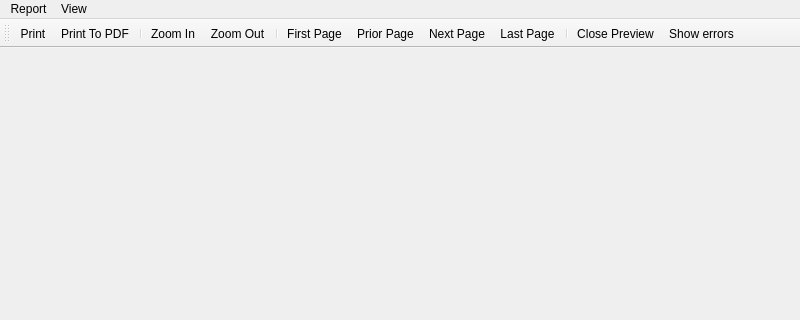
Qt form limereport/lrpreviewreportwindow.ui (fralx/LimeReport) before a commit; both pictures show x 0 to 800 and y 0 to 320 of the 800 by 600 pixel window.
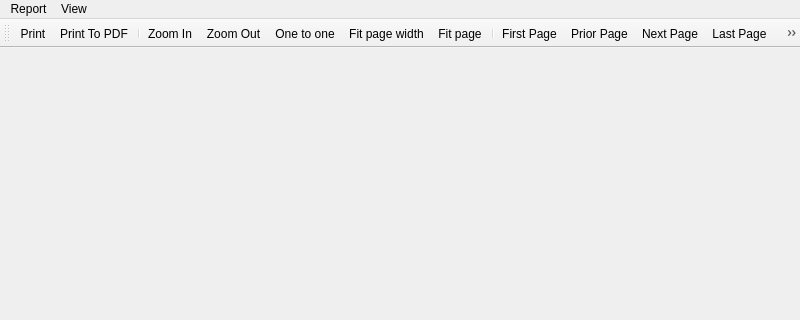
The same form after that commit. Icons and pictures are not drawn.

Commit message: Scale actions have been added to Report Preview Window

Patch:
```diff
--- a/limereport/lrpreviewreportwindow.ui
+++ b/limereport/lrpreviewreportwindow.ui
@@ -77,6 +77,9 @@
    <addaction name="separator"/>
    <addaction name="actionZoomIn"/>
    <addaction name="actionZoomOut"/>
+   <addaction name="actionOne_to_one"/>
+   <addaction name="actionFit_page_width"/>
+   <addaction name="actionFit_page"/>
    <addaction name="separator"/>
    <addaction name="actionFirst_Page"/>
    <addaction name="actionPriorPage"/>
@@ -224,6 +227,33 @@
     <string>Print To PDF</string>
    </property>
   </action>
+  <action name="actionFit_page_width">
+   <property name="icon">
+    <iconset resource="report.qrc">
+     <normaloff>:/report/images/FitWidth.png</normaloff>:/report/images/FitWidth.png</iconset>
+   </property>
+   <property name="text">
+    <string>Fit page width</string>
+   </property>
+  </action>
+  <action name="actionFit_page">
+   <property name="icon">
+    <iconset resource="report.qrc">
+     <normaloff>:/report/images/FitPage.png</normaloff>:/report/images/FitPage.png</iconset>
+   </property>
+   <property name="text">
+    <string>Fit page</string>
+   </property>
+  </action>
+  <action name="actionOne_to_one">
+   <property name="icon">
+    <iconset resource="report.qrc">
+     <normaloff>:/report/images/OneToOne.png</normaloff>:/report/images/OneToOne.png</iconset>
+   </property>
+   <property name="text">
+    <string>One to one</string>
+   </property>
+  </action>
  </widget>
  <resources>
   <include location="databrowser/lrdatabrowser.qrc"/>
```
Left out of the diff: 2 changed lines with no effect on the pictures. The commit also changes 8 other files.
